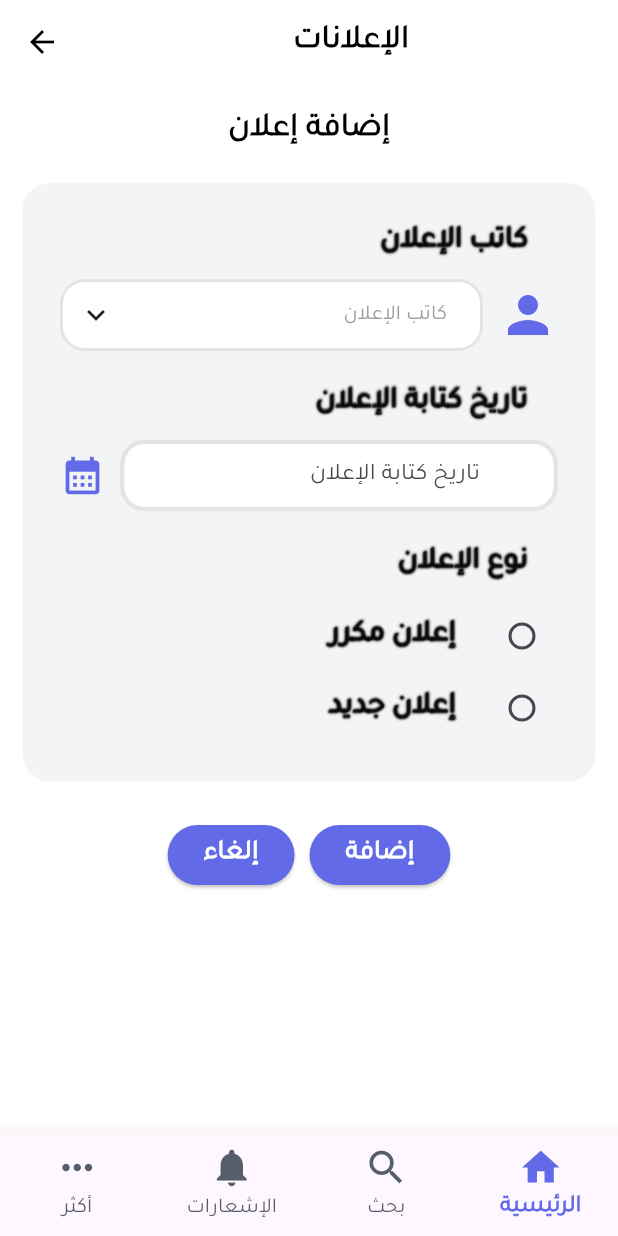
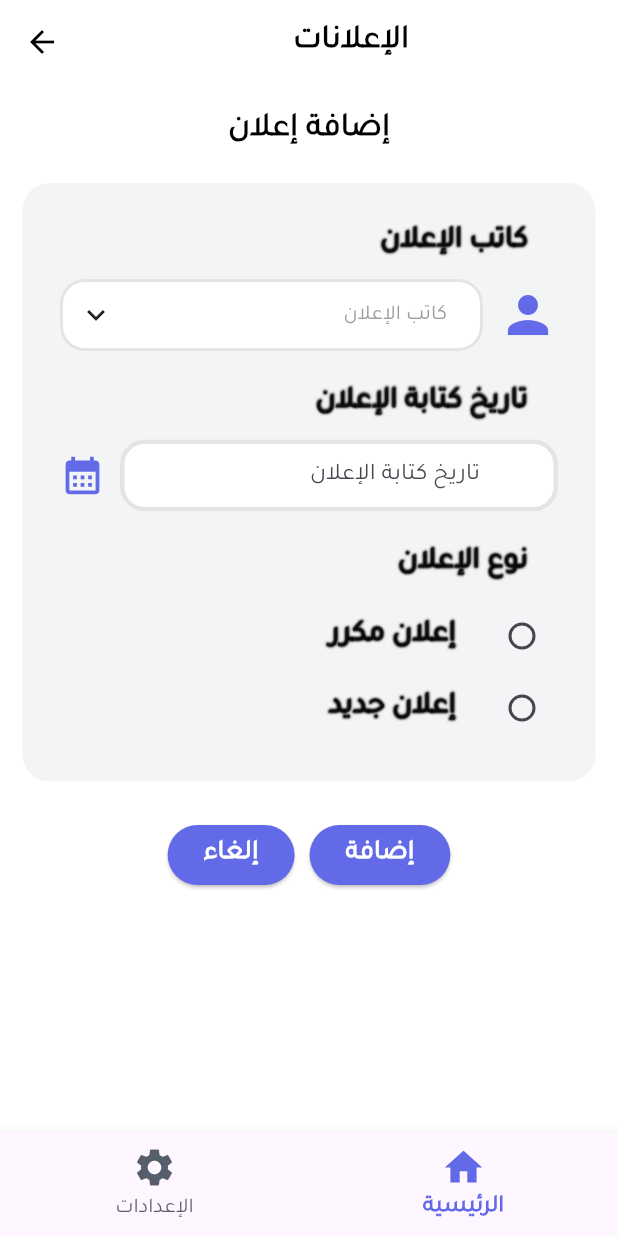
Before and after one commit to Dev7-Mubarak/smart_neighborhod_app, a Flutter app: the AddNewAnnouncement screen opened by its route, on a phone screen of 412 x 824 dp. Run offline on Flutter 3.47's test engine with Material 3 defaults, Android fonts, the light colour scheme and no system bars; our stand-ins replace bloc, conditional_builder_null_safety, dio, dropdown_search, flutter_bloc, image_picker and 1 more; accounts and stored records are empty; network calls fail.

Commit message:
refactor: Simplify CustomNavigationBar constructor and clean up unused BottomNavigationBarItems

```diff
--- a/lib/components/custom_navigation_bar.dart
+++ b/lib/components/custom_navigation_bar.dart
@@ -2,9 +2,7 @@ import 'package:flutter/material.dart';
 import 'constants/app_color.dart';
 
 class CustomNavigationBar extends StatelessWidget {
-  const CustomNavigationBar({
-    super.key,
-  });
+  const CustomNavigationBar({super.key});
 
   @override
   Widget build(BuildContext context) {
@@ -19,27 +17,14 @@ class CustomNavigationBar extends StatelessWidget {
           fontSize: 16,
           fontWeight: FontWeight.bold,
         ),
-        unselectedLabelStyle: const TextStyle(
-          fontSize: 14,
-        ),
+        unselectedLabelStyle: const TextStyle(fontSize: 14),
         currentIndex: 0,
         onTap: (int j) {},
         items: const [
+          BottomNavigationBarItem(icon: Icon(Icons.home), label: 'الرئيسية'),
           BottomNavigationBarItem(
-            icon: Icon(Icons.home),
-            label: 'الرئيسية',
-          ),
-          BottomNavigationBarItem(
-            icon: Icon(Icons.search),
-            label: 'بحث',
-          ),
-          BottomNavigationBarItem(
-            icon: Icon(Icons.notifications),
-            label: 'الإشعارات',
-          ),
-          BottomNavigationBarItem(
-            icon: Icon(Icons.more_horiz),
-            label: 'أكثر',
+            icon: Icon(Icons.settings),
+            label: 'الإعدادات',
           ),
         ],
       ),
```
